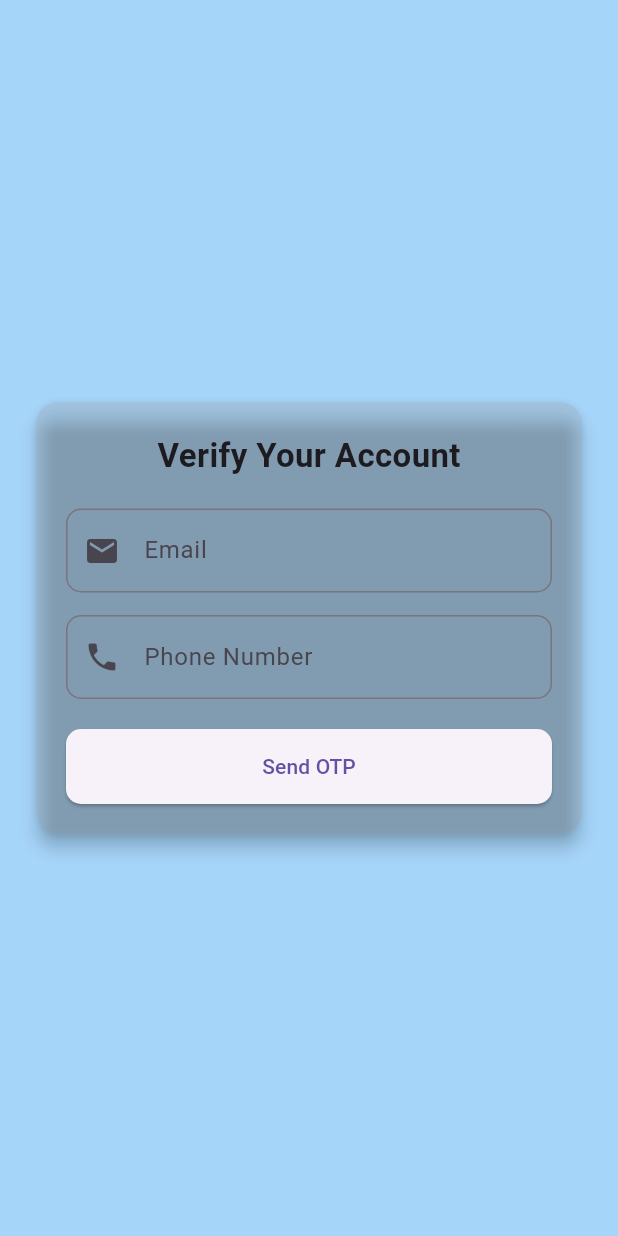
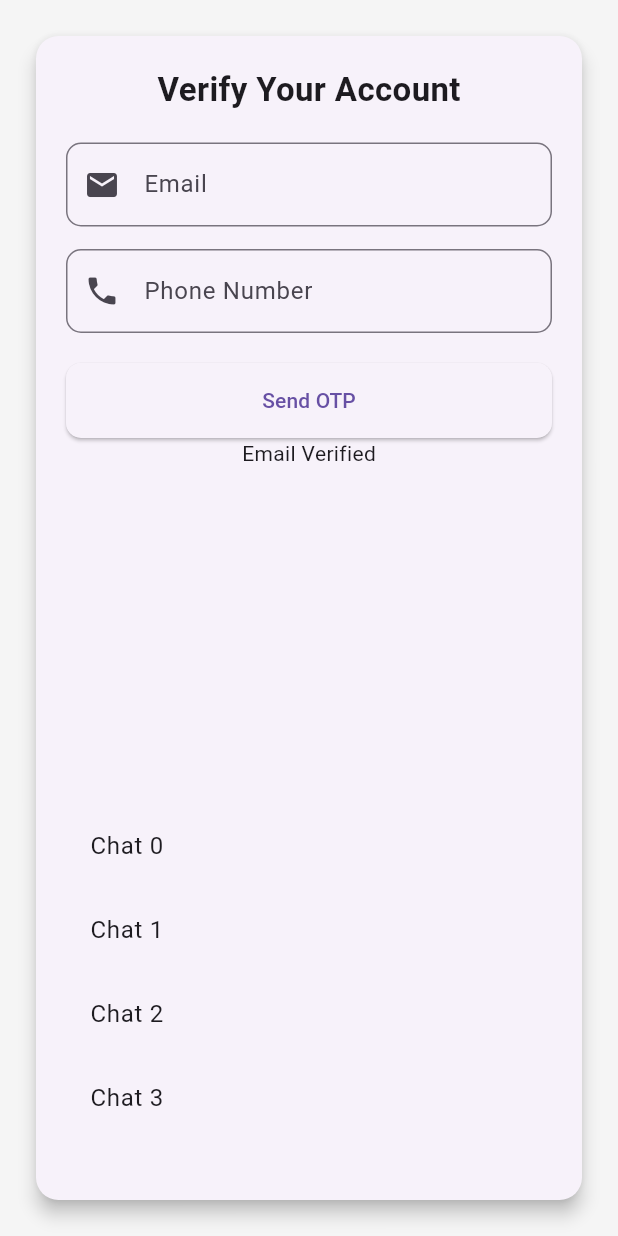
Before and after one commit to crindalwalt/encrypted_chat_app, a Flutter app: the VerificationScreen screen opened directly, on a phone screen of 412 x 824 dp. Run offline on Flutter 3.47's test engine with Material 3 defaults, Android fonts, the phone set to English and light mode, and no system bars; our stand-ins replace cloud_firestore, firebase_auth, firebase_core; accounts and stored records are empty.

Commit message:
Update verifyscreen.dart

```diff
--- a/lib/screen/verifyscreen.dart
+++ b/lib/screen/verifyscreen.dart
@@ -27,10 +27,6 @@ class _VerificationScreenState extends State<VerificationScreen> {
       ScaffoldMessenger.of(context).showSnackBar(
         SnackBar(content: Text("Verification Successful!")),
       );
-      Navigator.push(
-        context,
-        MaterialPageRoute(builder: (context) => ChatDetailScreen()),
-      );
     }
   }
 
@@ -38,14 +34,13 @@ class _VerificationScreenState extends State<VerificationScreen> {
   Widget build(BuildContext context) {
     final authService = Provider.of<AuthProvider1>(context);
     return Scaffold(
-      backgroundColor: Colors.blue.withOpacity(0.4),
+      backgroundColor: Colors.grey[100],
       body: Center(
         child: Padding(
           padding: EdgeInsets.all(20.0),
           child: Card(
             shape: RoundedRectangleBorder(borderRadius: BorderRadius.circular(15)),
             elevation: 5,
-            color: Colors.grey.withOpacity(0.2), // Added transparent background color
             child: Padding(
               padding: EdgeInsets.all(20.0),
               child: Column(
@@ -105,6 +100,49 @@ class _VerificationScreenState extends State<VerificationScreen> {
                       ),
                     ),
                   ],
+                  Expanded(
+                    child: FutureBuilder(
+                      future: authService.isUserEmailVerified(),
+                      builder: (context, snapshot) {
+                        print(snapshot.data);
+                        if (snapshot.data != true) {
+                          return ListTile(
+                            title: Text("Email not verified"),
+                            leading: Icon(Icons.cancel),
+                            trailing: IconButton(
+                              onPressed: () {
+                                authService.sendVerificationEmail();
+                                ScaffoldMessenger.of(context).showSnackBar(
+                                  SnackBar(content: Text("Verification email sent")),
+                                );
+                              },
+                              icon: Icon(Icons.send),
+                            ),
+                          );
+                        }
+                        return Text("Email Verified");
+                      },
+                    ),
+                  ),
+                  Expanded(
+                    child: ListView.builder(
+                      itemCount: 10,
+                      itemBuilder: (context, index) {
+                        return GestureDetector(
+                          onTap: () {
+                            Navigator.of(context).push(
+                              MaterialPageRoute(
+                                builder: (context) => ChatDetailScreen(),
+                              ),
+                            );
+                          },
+                          child: ListTile(
+                            title: Text("Chat $index"),
+                          ),
+                        );
+                      },
+                    ),
+                  ),
                 ],
               ),
             ),
```
